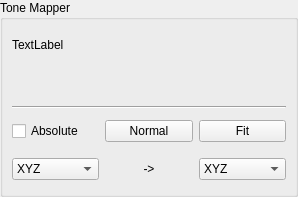
Old version of the form src/diagnostic/ui/ToneMapperEditor.ui in the repository PearCoding/PearRay.
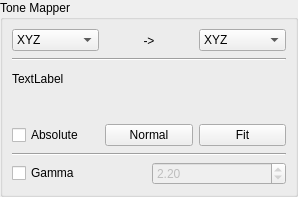
New version of the form. Custom widgets are drawn as their Qt base class.

The edit to the form file:
```diff
--- a/src/diagnostic/ui/ToneMapperEditor.ui
+++ b/src/diagnostic/ui/ToneMapperEditor.ui
@@ -59,6 +59,75 @@
          <string>Tone Mapper</string>
         </property>
         <layout class="QVBoxLayout" name="verticalLayout_2">
+         <item>
+          <widget class="QWidget" name="widget_2" native="true">
+           <layout class="QHBoxLayout" name="horizontalLayout">
+            <property name="leftMargin">
+             <number>0</number>
+            </property>
+            <property name="topMargin">
+             <number>0</number>
+            </property>
+            <property name="rightMargin">
+             <number>0</number>
+            </property>
+            <property name="bottomMargin">
+             <number>0</number>
+            </property>
+            <item>
+             <widget class="QComboBox" name="formatFromCB">
+              <item>
+               <property name="text">
+                <string>XYZ</string>
+               </property>
+              </item>
+              <item>
+               <property name="text">
+                <string>sRGB</string>
+               </property>
+              </item>
+             </widget>
+            </item>
+            <item>
+             <widget class="QLabel" name="label">
+              <property name="text">
+               <string>-&gt;</string>
+              </property>
+              <property name="textFormat">
+               <enum>Qt::PlainText</enum>
+              </property>
+              <property name="scaledContents">
+               <bool>false</bool>
+              </property>
+              <property name="alignment">
+               <set>Qt::AlignCenter</set>
+              </property>
+             </widget>
+            </item>
+            <item>
+             <widget class="QComboBox" name="formatToCB">
+              <item>
+               <property name="text">
+                <string>XYZ</string>
+               </property>
+              </item>
+              <item>
+               <property name="text">
+                <string>sRGB</string>
+               </property>
+              </item>
+             </widget>
+            </item>
+           </layout>
+          </widget>
+         </item>
+         <item>
+          <widget class="Line" name="line">
+           <property name="orientation">
+            <enum>Qt::Horizontal</enum>
+           </property>
+          </widget>
+         </item>
          <item>
           <widget class="QLabel" name="rangeLabel">
            <property name="text">
@@ -69,13 +138,6 @@
          <item>
           <widget class="RangeSlider" name="rangeSlider" native="true"/>
          </item>
-         <item>
-          <widget class="Line" name="line">
-           <property name="orientation">
-            <enum>Qt::Horizontal</enum>
-           </property>
-          </widget>
-         </item>
          <item>
           <widget class="QWidget" name="widget_3" native="true">
            <layout class="QHBoxLayout" name="horizontalLayout_3">
@@ -116,8 +178,15 @@
           </widget>
          </item>
          <item>
-          <widget class="QWidget" name="widget_2" native="true">
-           <layout class="QHBoxLayout" name="horizontalLayout">
+          <widget class="Line" name="line_2">
+           <property name="orientation">
+            <enum>Qt::Horizontal</enum>
+           </property>
+          </widget>
+         </item>
+         <item>
+          <widget class="QWidget" name="widget_4" native="true">
+           <layout class="QHBoxLayout" name="horizontalLayout_2">
             <property name="leftMargin">
              <number>0</number>
             </property>
@@ -131,47 +200,23 @@
              <number>0</number>
             </property>
             <item>
-             <widget class="QComboBox" name="formatFromCB">
-              <item>
-               <property name="text">
-                <string>XYZ</string>
-               </property>
-              </item>
-              <item>
-               <property name="text">
-                <string>sRGB</string>
-               </property>
-              </item>
-             </widget>
-            </item>
-            <item>
-             <widget class="QLabel" name="label">
+             <widget class="QCheckBox" name="gammaCB">
               <property name="text">
-               <string>-&gt;</string>
+               <string>Gamma</string>
               </property>
-              <property name="textFormat">
-               <enum>Qt::PlainText</enum>
-              </property>
-              <property name="scaledContents">
+             </widget>
+            </item>
+            <item>
+             <widget class="QDoubleSpinBox" name="gammaSB">
+              <property name="enabled">
                <bool>false</bool>
               </property>
-              <property name="alignment">
-               <set>Qt::AlignCenter</set>
+              <property name="singleStep">
+               <double>0.100000000000000</double>
               </property>
-             </widget>
-            </item>
-            <item>
-             <widget class="QComboBox" name="formatToCB">
-              <item>
-               <property name="text">
-                <string>XYZ</string>
-               </property>
-              </item>
-              <item>
-               <property name="text">
-                <string>sRGB</string>
-               </property>
-              </item>
+              <property name="value">
+               <double>2.200000000000000</double>
+              </property>
              </widget>
             </item>
            </layout>
```
Left out of the diff: 19 changed lines with no effect on the pictures.
